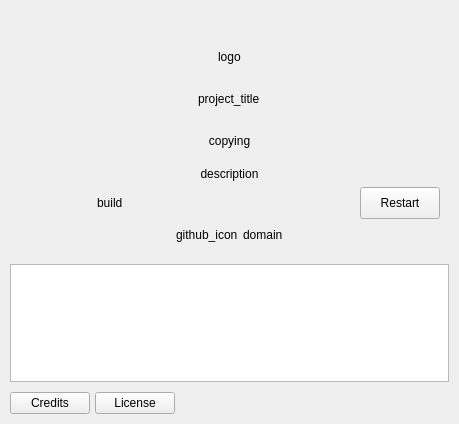
Qt form src/widget_shared/aboutdialog.ui (billlin0904/xamp2) before a commit.
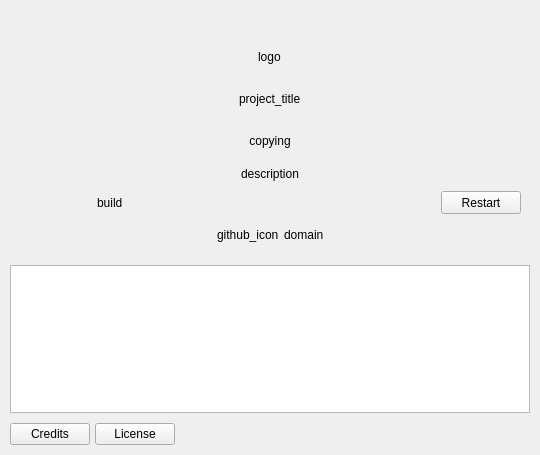
The same form after that commit. Custom widgets are drawn as their Qt base class.

What changed in the file:
```diff
--- a/src/widget_shared/aboutdialog.ui
+++ b/src/widget_shared/aboutdialog.ui
@@ -6,8 +6,8 @@
    <rect>
     <x>0</x>
     <y>0</y>
-    <width>459</width>
-    <height>424</height>
+    <width>540</width>
+    <height>455</height>
    </rect>
   </property>
   <property name="windowTitle">
@@ -135,13 +135,13 @@
          <widget class="QLabel" name="lblAppBuild">
           <property name="minimumSize">
            <size>
-            <width>200</width>
+            <width>280</width>
             <height>0</height>
            </size>
           </property>
           <property name="maximumSize">
            <size>
-            <width>200</width>
+            <width>280</width>
             <height>16777215</height>
            </size>
           </property>
@@ -174,6 +174,18 @@
             <verstretch>0</verstretch>
            </sizepolicy>
           </property>
+          <property name="minimumSize">
+           <size>
+            <width>0</width>
+            <height>23</height>
+           </size>
+          </property>
+          <property name="maximumSize">
+           <size>
+            <width>16777215</width>
+            <height>23</height>
+           </size>
+          </property>
           <property name="text">
            <string>Restart</string>
           </property>
```
